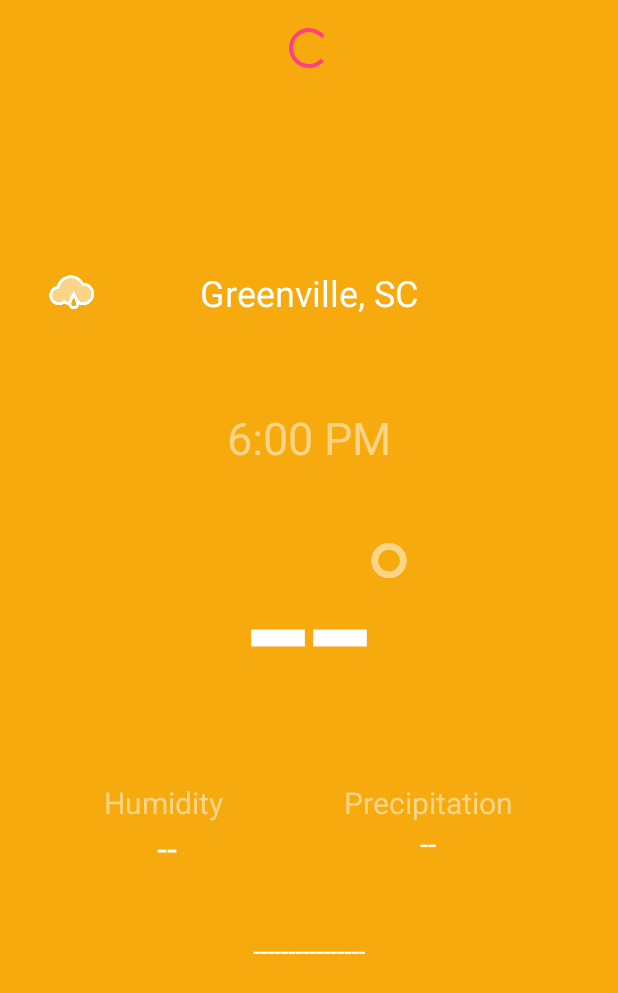
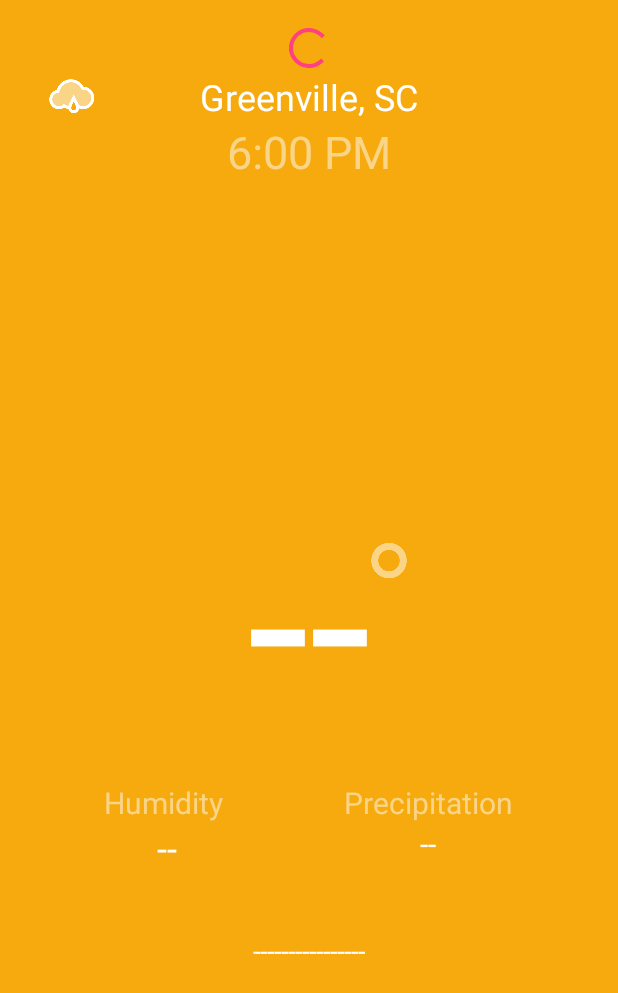
Before and after one commit to lancekrogers/androidWeatherAppTreehouse, an Android app: the screen it shows after launch (MainActivity), on a phone screen of 412 x 824 dp. Shown: the top 993 px of the screen. Run offline under Robolectric (Android 15) with nearby library versions, the phone set to English and light mode, and no system bars; our stand-ins replace ButterKnife.

Commit message:
Fixed some layout issues

```diff
--- a/app/src/main/java/com/lancekrogers/stormy/MainActivity.java
+++ b/app/src/main/java/com/lancekrogers/stormy/MainActivity.java
@@ -85,6 +85,9 @@ public class MainActivity extends AppCompatActivity
     private final static int PLAY_SERVICES_RESOLUTION_REQUEST = 1000;
 
     private Location mLastLocation;
+
+    @Bind(R.id.locationLabel)
+    TextView mLocationLabel;
 
 
     // Google client to interact with Google API
--- a/app/src/main/res/layout/content_main.xml
+++ b/app/src/main/res/layout/content_main.xml
@@ -40,23 +40,21 @@
         android:layout_height="wrap_content"
         android:text="6:00 PM"
         android:id="@+id/timeLabel"
-        android:layout_above="@+id/degreeImageView"
         android:layout_centerHorizontal="true"
         android:textColor="#80ffffff"
-        android:textSize="30sp"/>
+        android:textSize="30sp"
+        android:layout_below="@+id/locationLabel"/>
 
     <TextView
         android:layout_width="wrap_content"
         android:layout_height="wrap_content"
         android:text="Greenville, SC"
         android:id="@+id/locationLabel"
-        android:layout_above="@+id/timeLabel"
         android:layout_centerHorizontal="true"
-        android:layout_marginBottom="60dp"
         android:textColor="#ffffff"
         android:textSize="24sp"
         android:singleLine="true"
-        />
+        android:layout_below="@+id/refreshImageView"/>
 
     <ImageView
         android:layout_width="wrap_content"
```
